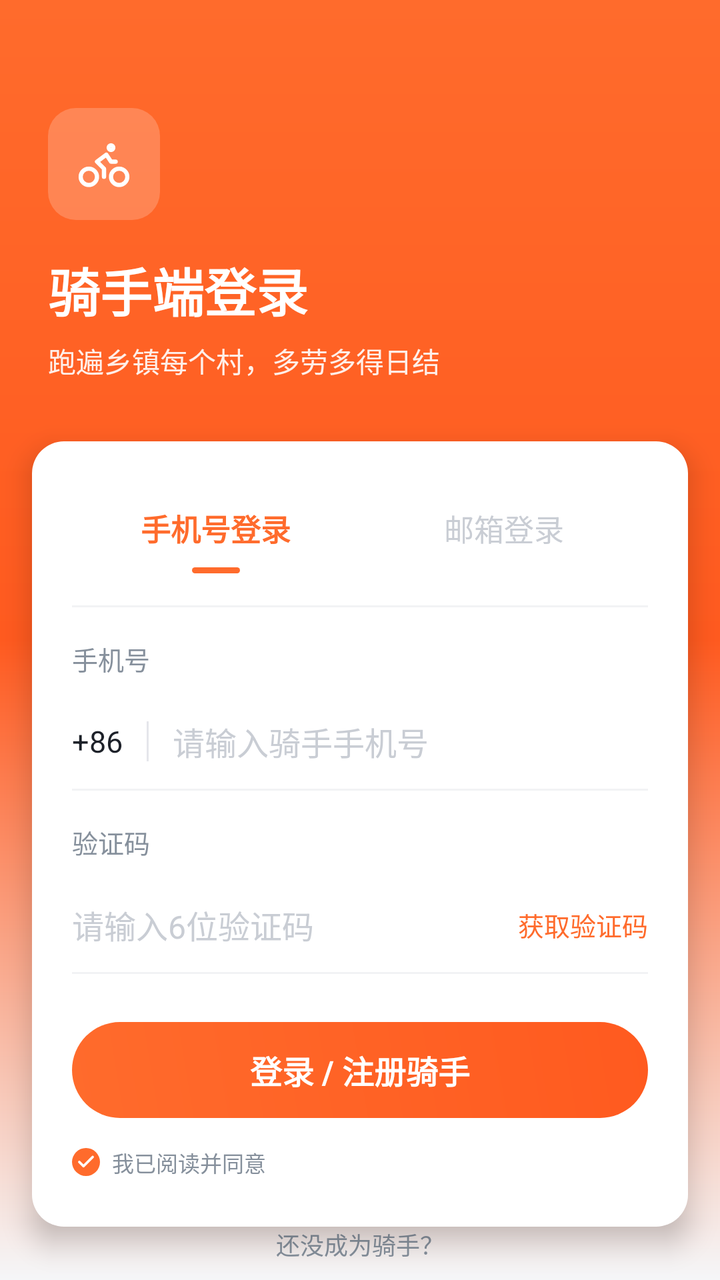
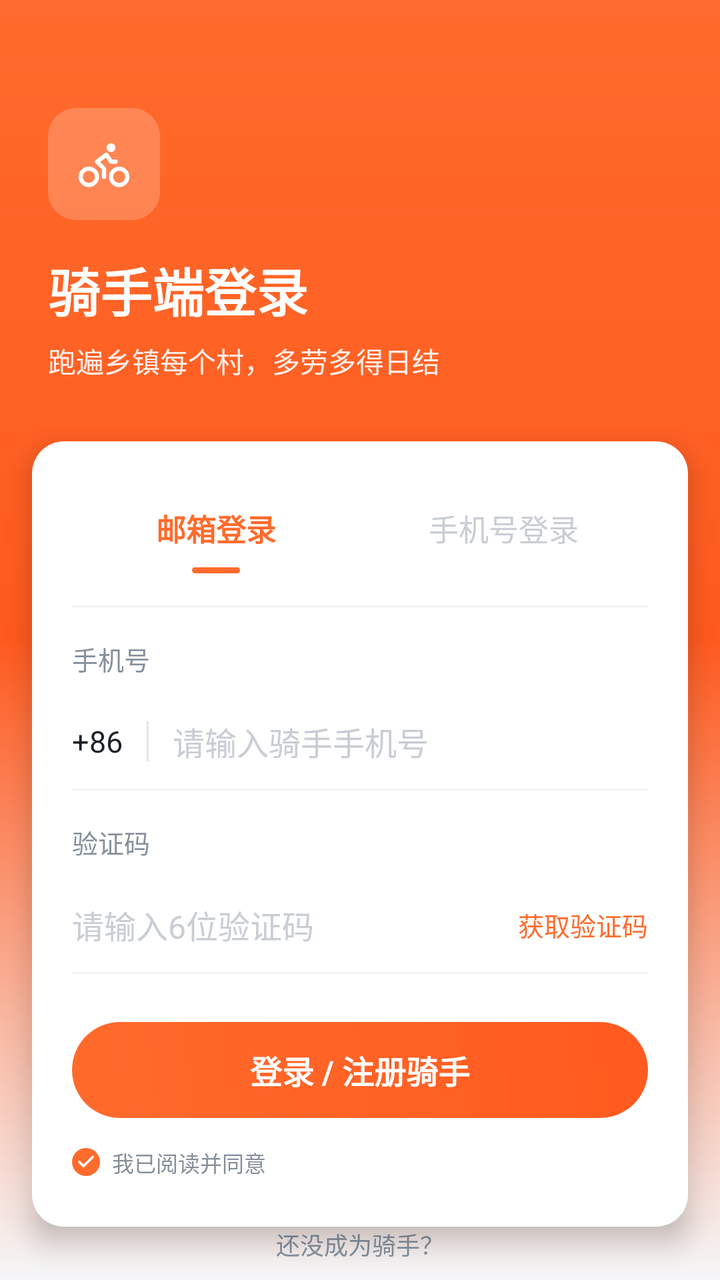

Screens rendered from an Android XML layout before and after an edit, with the pre-edit source and the edit as a unified diff.
<!-- AndroidManifest.xml: application theme Theme.DawnDriver -->
<!-- res/layout/activity_login.xml -->
<?xml version="1.0" encoding="utf-8"?>
<LinearLayout xmlns:android="http://schemas.android.com/apk/res/android"
    android:layout_width="match_parent"
    android:layout_height="match_parent"
    android:background="@drawable/bg_login"
    android:orientation="vertical">

    
    <Space
        android:layout_width="match_parent"
        android:layout_height="54dp" />

    
    <LinearLayout
        android:layout_width="match_parent"
        android:layout_height="wrap_content"
        android:orientation="vertical"
        android:paddingLeft="24dp"
        android:paddingRight="24dp"
        android:paddingBottom="30dp">

        <FrameLayout
            android:id="@+id/logo"
            android:layout_width="56dp"
            android:layout_height="56dp"
            android:background="@drawable/bg_logo">

            <ImageView
                android:layout_width="28dp"
                android:layout_height="28dp"
                android:layout_gravity="center"
                android:contentDescription="@string/app_name"
                android:src="@drawable/ic_logo" />
        </FrameLayout>

        <TextView
            android:layout_width="wrap_content"
            android:layout_height="wrap_content"
            android:layout_marginTop="16dp"
            android:text="@string/login_title"
            android:textColor="@color/white"
            android:textSize="26sp"
            android:textStyle="bold" />

        <TextView
            android:layout_width="wrap_content"
            android:layout_height="wrap_content"
            android:layout_marginTop="6dp"
            android:text="@string/login_subtitle"
            android:textColor="@color/white_90"
            android:textSize="14sp" />
    </LinearLayout>

    
    <LinearLayout
        android:layout_width="match_parent"
        android:layout_height="wrap_content"
        android:layout_marginLeft="16dp"
        android:layout_marginRight="16dp"
        android:background="@drawable/bg_card_16"
        android:elevation="8dp"
        android:orientation="vertical"
        android:paddingLeft="20dp"
        android:paddingTop="24dp"
        android:paddingRight="20dp"
        android:paddingBottom="24dp">

        
        <LinearLayout
            android:layout_width="match_parent"
            android:layout_height="44dp"
            android:orientation="horizontal">

            <LinearLayout
                android:id="@+id/tabPhone"
                android:layout_width="0dp"
                android:layout_height="match_parent"
                android:layout_weight="1"
                android:gravity="center_horizontal"
                android:orientation="vertical">

                <TextView
                    android:id="@+id/tvTabPhone"
                    android:layout_width="wrap_content"
                    android:layout_height="0dp"
                    android:layout_weight="1"
                    android:gravity="center"
                    android:text="@string/login_tab_phone"
                    android:textColor="@color/primary"
                    android:textSize="15sp"
                    android:textStyle="bold" />

                <View
                    android:id="@+id/indPhone"
                    android:layout_width="24dp"
                    android:layout_height="3dp"
                    android:layout_gravity="center_horizontal"
                    android:layout_marginBottom="2dp"
                    android:background="@drawable/bg_tab_indicator" />
            </LinearLayout>

            <LinearLayout
                android:id="@+id/tabEmail"
                android:layout_width="0dp"
                android:layout_height="match_parent"
                android:layout_weight="1"
                android:gravity="center_horizontal"
                android:orientation="vertical">

                <TextView
                    android:id="@+id/tvTabEmail"
                    android:layout_width="wrap_content"
                    android:layout_height="0dp"
                    android:layout_weight="1"
                    android:gravity="center"
                    android:text="@string/login_tab_email"
                    android:textColor="@color/text_faint"
                    android:textSize="15sp" />

                <View
                    android:id="@+id/indEmail"
                    android:layout_width="24dp"
                    android:layout_height="3dp"
                    android:layout_gravity="center_horizontal"
                    android:layout_marginBottom="2dp"
                    android:background="@color/transparent" />
            </LinearLayout>
        </LinearLayout>

        <View
            android:layout_width="match_parent"
            android:layout_height="1dp"
            android:layout_marginTop="14dp"
            android:background="@color/divider" />

        
        <LinearLayout
            android:id="@+id/layoutPhone"
            android:layout_width="match_parent"
            android:layout_height="wrap_content"
            android:layout_marginTop="16dp"
            android:orientation="vertical">

            <LinearLayout
                android:layout_width="match_parent"
                android:layout_height="wrap_content"
                android:orientation="vertical">

            <TextView
                android:layout_width="wrap_content"
                android:layout_height="wrap_content"
                android:layout_marginBottom="8dp"
                android:text="@string/login_phone_label"
                android:textColor="@color/text_tertiary"
                android:textSize="13sp" />

            <LinearLayout
                android:layout_width="match_parent"
                android:layout_height="wrap_content"
                android:gravity="center_vertical"
                android:orientation="horizontal"
                android:paddingTop="12dp"
                android:paddingBottom="12dp">

                <TextView
                    android:layout_width="wrap_content"
                    android:layout_height="wrap_content"
                    android:paddingRight="12dp"
                    android:text="+86"
                    android:textColor="@color/text_primary"
                    android:textSize="15sp" />

                <View
                    android:layout_width="1dp"
                    android:layout_height="20dp"
                    android:layout_marginRight="12dp"
                    android:background="@color/border" />

                <EditText
                    android:id="@+id/etPhone"
                    android:layout_width="0dp"
                    android:layout_height="wrap_content"
                    android:layout_weight="1"
                    android:background="@android:color/transparent"
                    android:hint="@string/login_phone_hint"
                    android:inputType="phone"
                    android:maxLines="1"
                    android:textColor="@color/text_primary"
                    android:textColorHint="@color/text_faint"
                    android:textSize="16sp" />
            </LinearLayout>

            <View
                android:layout_width="match_parent"
                android:layout_height="1dp"
                android:background="@color/divider" />
        </LinearLayout>

        
        <LinearLayout
            android:layout_width="match_parent"
            android:layout_height="wrap_content"
            android:layout_marginTop="16dp"
            android:orientation="vertical">

            <TextView
                android:layout_width="wrap_content"
                android:layout_height="wrap_content"
                android:layout_marginBottom="8dp"
                android:text="@string/login_code_label"
                android:textColor="@color/text_tertiary"
                android:textSize="13sp" />

            <LinearLayout
                android:layout_width="match_parent"
                android:layout_height="wrap_content"
                android:gravity="center_vertical"
                android:orientation="horizontal"
                android:paddingTop="12dp"
                android:paddingBottom="12dp">

                <EditText
                    android:id="@+id/etCode"
                    android:layout_width="0dp"
                    android:layout_height="wrap_content"
                    android:layout_weight="1"
                    android:background="@android:color/transparent"
                    android:hint="@string/login_code_hint"
                    android:inputType="number"
                    android:maxLength="6"
                    android:maxLines="1"
                    android:textColor="@color/text_primary"
                    android:textColorHint="@color/text_faint"
                    android:textSize="16sp" />

                <TextView
                    android:id="@+id/tvGetCode"
                    android:layout_width="wrap_content"
                    android:layout_height="wrap_content"
                    android:paddingLeft="12dp"
                    android:text="@string/login_get_code"
                    android:textColor="@color/primary"
                    android:textSize="13sp" />
            </LinearLayout>

            <View
                android:layout_width="match_parent"
                android:layout_height="1dp"
                android:background="@color/divider" />
        </LinearLayout>
        </LinearLayout>

        
        <LinearLayout
            android:id="@+id/layoutEmail"
            android:layout_width="match_parent"
            android:layout_height="wrap_content"
            android:layout_marginTop="16dp"
            android:orientation="vertical"
            android:visibility="gone">

            <LinearLayout
                android:layout_width="match_parent"
                android:layout_height="wrap_content"
                android:orientation="vertical">

                <TextView
                    android:layout_width="wrap_content"
                    android:layout_height="wrap_content"
                    android:layout_marginBottom="8dp"
                    android:text="@string/login_email_label"
                    android:textColor="@color/text_tertiary"
                    android:textSize="13sp" />

                <LinearLayout
                    android:layout_width="match_parent"
                    android:layout_height="wrap_content"
                    android:gravity="center_vertical"
                    android:orientation="horizontal"
                    android:paddingTop="12dp"
                    android:paddingBottom="12dp">

                    <EditText
                        android:id="@+id/etEmail"
                        android:layout_width="match_parent"
                        android:layout_height="wrap_content"
                        android:background="@android:color/transparent"
                        android:hint="@string/login_email_hint"
                        android:inputType="textEmailAddress"
                        android:maxLines="1"
                        android:textColor="@color/text_primary"
                        android:textColorHint="@color/text_faint"
                        android:textSize="16sp" />
                </LinearLayout>

                <View
                    android:layout_width="match_parent"
                    android:layout_height="1dp"
                    android:background="@color/divider" />
            </LinearLayout>

            <LinearLayout
                android:layout_width="match_parent"
                android:layout_height="wrap_content"
                android:layout_marginTop="16dp"
                android:orientation="vertical">

                <TextView
                    android:layout_width="wrap_content"
                    android:layout_height="wrap_content"
                    android:layout_marginBottom="8dp"
                    android:text="@string/login_password_label"
                    android:textColor="@color/text_tertiary"
                    android:textSize="13sp" />

                <LinearLayout
                    android:layout_width="match_parent"
                    android:layout_height="wrap_content"
                    android:gravity="center_vertical"
                    android:orientation="horizontal"
                    android:paddingTop="12dp"
                    android:paddingBottom="12dp">

                    <EditText
                        android:id="@+id/etPassword"
                        android:layout_width="match_parent"
                        android:layout_height="wrap_content"
                        android:background="@android:color/transparent"
                        android:hint="@string/login_password_hint"
                        android:inputType="textPassword"
                        android:maxLines="1"
                        android:textColor="@color/text_primary"
                        android:textColorHint="@color/text_faint"
                        android:textSize="16sp" />
                </LinearLayout>

                <View
                    android:layout_width="match_parent"
                    android:layout_height="1dp"
                    android:background="@color/divider" />
            </LinearLayout>
        </LinearLayout>

        
        <TextView
            android:id="@+id/btnSubmit"
            android:layout_width="match_parent"
            android:layout_height="48dp"
            android:layout_marginTop="24dp"
            android:background="@drawable/bg_btn"
            android:gravity="center"
            android:text="@string/login_submit"
            android:textColor="@color/white"
            android:textSize="16sp"
            android:textStyle="bold" />

        
        <LinearLayout
            android:id="@+id/layoutAgreement"
            android:layout_width="match_parent"
            android:layout_height="wrap_content"
            android:layout_marginTop="14dp"
            android:gravity="center_vertical"
            android:orientation="horizontal">

            <FrameLayout
                android:id="@+id/checkBox"
                android:layout_width="14dp"
                android:layout_height="14dp"
                android:background="@drawable/bg_switch_on"
                android:backgroundTint="@color/primary">

                <ImageView
                    android:layout_width="10dp"
                    android:layout_height="10dp"
                    android:layout_gravity="center"
                    android:importantForAccessibility="no"
                    android:src="@drawable/ic_check"
                    android:tint="@color/white" />
            </FrameLayout>

            <TextView
                android:id="@+id/tvAgreement"
                android:layout_width="0dp"
                android:layout_height="wrap_content"
                android:layout_marginLeft="6dp"
                android:layout_weight="1"
                android:lineSpacingExtra="2dp"
                android:text="@string/login_agreement_prefix"
                android:textColor="@color/text_tertiary"
                android:textSize="11sp" />
        </LinearLayout>
    </LinearLayout>

    
    <Space
        android:layout_width="match_parent"
        android:layout_height="0dp"
        android:layout_weight="1" />

    <TextView
        android:id="@+id/tvFooter"
        android:layout_width="match_parent"
        android:layout_height="wrap_content"
        android:gravity="center"
        android:paddingBottom="30dp"
        android:text="@string/login_footer_prefix"
        android:textColor="@color/text_tertiary"
        android:textSize="12sp" />
</LinearLayout>
<!-- resources referenced by this layout -->
<resources>
  <color name="border">#E5E6EB</color>
  <color name="divider">#F2F3F5</color>
  <color name="primary">#FF6B2C</color>
  <color name="text_faint">#C9CDD4</color>
  <color name="text_primary">#1D2129</color>
  <color name="text_tertiary">#86909C</color>
  <color name="transparent">#00000000</color>
  <color name="white">#FFFFFF</color>
  <color name="white_90">#E6FFFFFF</color>
  <!-- drawable bg_btn (drawable) -->
  <?xml version="1.0" encoding="utf-8"?>
  <shape xmlns:android="http://schemas.android.com/apk/res/android">
      <gradient
          android:angle="45"
          android:endColor="#FF5A1F"
          android:startColor="#FF6B2C" />
      <corners android:radius="24dp" />
  </shape>
  <!-- drawable bg_card_16 (drawable) -->
  <?xml version="1.0" encoding="utf-8"?>
  <shape xmlns:android="http://schemas.android.com/apk/res/android">
      <solid android:color="@color/white" />
      <corners android:radius="16dp" />
  </shape>
  <!-- drawable bg_login (drawable) -->
  <?xml version="1.0" encoding="utf-8"?>
  <shape xmlns:android="http://schemas.android.com/apk/res/android">
      <gradient
          android:angle="270"
          android:centerColor="#FF5A1F"
          android:centerY="0.5"
          android:endColor="#F5F6F8"
          android:startColor="#FF6B2C" />
  </shape>
  <!-- drawable bg_logo (drawable) -->
  <?xml version="1.0" encoding="utf-8"?>
  <shape xmlns:android="http://schemas.android.com/apk/res/android">
      <solid android:color="@color/white_20" />
      <corners android:radius="14dp" />
  </shape>
  <!-- drawable bg_switch_on (drawable) -->
  <?xml version="1.0" encoding="utf-8"?>
  <shape xmlns:android="http://schemas.android.com/apk/res/android">
      <solid android:color="@color/primary" />
      <corners android:radius="15dp" />
  </shape>
  <!-- drawable bg_tab_indicator (drawable) -->
  <?xml version="1.0" encoding="utf-8"?>
  <shape xmlns:android="http://schemas.android.com/apk/res/android"
      android:shape="rectangle">
      <solid android:color="@color/primary" />
      <corners android:radius="2dp" />
  </shape>
  <!-- drawable ic_check (drawable) -->
  <?xml version="1.0" encoding="utf-8"?>
  <vector xmlns:android="http://schemas.android.com/apk/res/android"
      android:width="24dp"
      android:height="24dp"
      android:viewportWidth="24"
      android:viewportHeight="24">
      <path
          android:fillColor="@android:color/transparent"
          android:strokeColor="#FF000000"
          android:strokeLineCap="round"
          android:strokeLineJoin="round"
          android:strokeWidth="3"
          android:pathData="M20,6L9,17L4,12" />
  </vector>
  <string name="app_name">曙光骑手</string>
  <string name="login_agreement_prefix">我已阅读并同意</string>
  <string name="login_code_hint">请输入6位验证码</string>
  <string name="login_code_label">验证码</string>
  <string name="login_email_hint">请输入邮箱</string>
  <string name="login_email_label">邮箱</string>
  <string name="login_footer_prefix">还没成为骑手？</string>
  <string name="login_get_code">获取验证码</string>
  <string name="login_password_hint">请输入密码</string>
  <string name="login_password_label">密码</string>
  <string name="login_phone_hint">请输入骑手手机号</string>
  <string name="login_phone_label">手机号</string>
  <string name="login_submit">登录 / 注册骑手</string>
  <string name="login_subtitle">跑遍乡镇每个村，多劳多得日结</string>
  <string name="login_tab_email">邮箱登录</string>
  <string name="login_tab_phone">手机号登录</string>
  <string name="login_title">骑手端登录</string>
  <color name="white_20">#33FFFFFF</color>
  <color name="bg">#F5F6F8</color>
  <color name="primary_dark">#FF5A1F</color>
  <!-- unchanged entries left out for length: 2 -->
</resources>

<!-- the commit's change to res/layout/activity_login.xml (unified diff, before → after) -->
@@ -72,6 +72,34 @@
             android:orientation="horizontal">
 
             <LinearLayout
+                android:id="@+id/tabEmail"
+                android:layout_width="0dp"
+                android:layout_height="match_parent"
+                android:layout_weight="1"
+                android:gravity="center_horizontal"
+                android:orientation="vertical">
+
+                <TextView
+                    android:id="@+id/tvTabEmail"
+                    android:layout_width="wrap_content"
+                    android:layout_height="0dp"
+                    android:layout_weight="1"
+                    android:gravity="center"
+                    android:text="@string/login_tab_email"
+                    android:textColor="@color/primary"
+                    android:textSize="15sp"
+                    android:textStyle="bold" />
+
+                <View
+                    android:id="@+id/indEmail"
+                    android:layout_width="24dp"
+                    android:layout_height="3dp"
+                    android:layout_gravity="center_horizontal"
+                    android:layout_marginBottom="2dp"
+                    android:background="@drawable/bg_tab_indicator" />
+            </LinearLayout>
+
+            <LinearLayout
                 android:id="@+id/tabPhone"
                 android:layout_width="0dp"
                 android:layout_height="match_parent"
@@ -86,39 +114,11 @@
                     android:layout_weight="1"
                     android:gravity="center"
                     android:text="@string/login_tab_phone"
-                    android:textColor="@color/primary"
-                    android:textSize="15sp"
-                    android:textStyle="bold" />
+                    android:textColor="@color/text_faint"
+                    android:textSize="15sp" />
 
                 <View
                     android:id="@+id/indPhone"
-                    android:layout_width="24dp"
-                    android:layout_height="3dp"
-                    android:layout_gravity="center_horizontal"
-                    android:layout_marginBottom="2dp"
-                    android:background="@drawable/bg_tab_indicator" />
-            </LinearLayout>
-
-            <LinearLayout
-                android:id="@+id/tabEmail"
-                android:layout_width="0dp"
-                android:layout_height="match_parent"
-                android:layout_weight="1"
-                android:gravity="center_horizontal"
-                android:orientation="vertical">
-
-                <TextView
-                    android:id="@+id/tvTabEmail"
-                    android:layout_width="wrap_content"
-                    android:layout_height="0dp"
-                    android:layout_weight="1"
-                    android:gravity="center"
-                    android:text="@string/login_tab_email"
-                    android:textColor="@color/text_faint"
-                    android:textSize="15sp" />
-
-                <View
-                    android:id="@+id/indEmail"
                     android:layout_width="24dp"
                     android:layout_height="3dp"
                     android:layout_gravity="center_horizontal"
